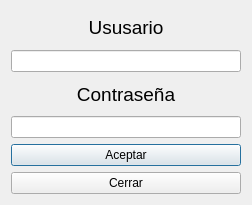
Old version of the form login.ui in the repository Ladis72/tienda.
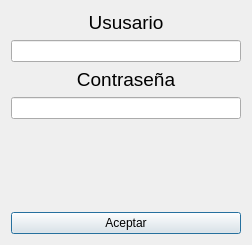
New version of the form. Icons and pictures are not drawn.

The edit to the form file:
```diff
--- a/login.ui
+++ b/login.ui
@@ -2,28 +2,25 @@
 <ui version="4.0">
  <class>Login</class>
  <widget class="QDialog" name="Login">
+  <property name="windowModality">
+   <enum>Qt::WindowModality::NonModal</enum>
+  </property>
   <property name="geometry">
    <rect>
     <x>0</x>
     <y>0</y>
     <width>252</width>
-    <height>205</height>
+    <height>245</height>
    </rect>
   </property>
   <property name="windowTitle">
-   <string>Dialog</string>
+   <string>Login</string>
+  </property>
+  <property name="windowIcon">
+   <iconset resource="recursos.qrc">
+    <normaloff>:/imagenes/Emeicjac logo.jpg</normaloff>:/imagenes/Emeicjac logo.jpg</iconset>
   </property>
   <layout class="QGridLayout" name="gridLayout">
-   <item row="4" column="0">
-    <widget class="QPushButton" name="pushButton">
-     <property name="text">
-      <string>Aceptar</string>
-     </property>
-    </widget>
-   </item>
-   <item row="3" column="0">
-    <widget class="QLineEdit" name="lineEditpwd"/>
-   </item>
    <item row="2" column="0">
     <widget class="QLabel" name="label_2">
      <property name="font">
@@ -39,6 +36,12 @@
      </property>
     </widget>
    </item>
+   <item row="1" column="0">
+    <widget class="QLineEdit" name="lineEditUser"/>
+   </item>
+   <item row="3" column="0">
+    <widget class="QLineEdit" name="lineEditpwd"/>
+   </item>
    <item row="0" column="0">
     <widget class="QLabel" name="label">
      <property name="font">
@@ -54,16 +57,26 @@
      </property>
     </widget>
    </item>
-   <item row="1" column="0">
-    <widget class="QLineEdit" name="lineEditUser"/>
-   </item>
    <item row="5" column="0">
-    <widget class="QPushButton" name="pushButton_2">
+    <widget class="QPushButton" name="pushButton">
      <property name="text">
-      <string>Cerrar</string>
+      <string>Aceptar</string>
      </property>
     </widget>
    </item>
+   <item row="4" column="0">
+    <spacer name="verticalSpacer">
+     <property name="orientation">
+      <enum>Qt::Orientation::Vertical</enum>
+     </property>
+     <property name="sizeHint" stdset="0">
+      <size>
+       <width>20</width>
+       <height>40</height>
+      </size>
+     </property>
+    </spacer>
+   </item>
   </layout>
  </widget>
  <tabstops>
```
Left out of the diff: 5 changed lines with no effect on the pictures.
